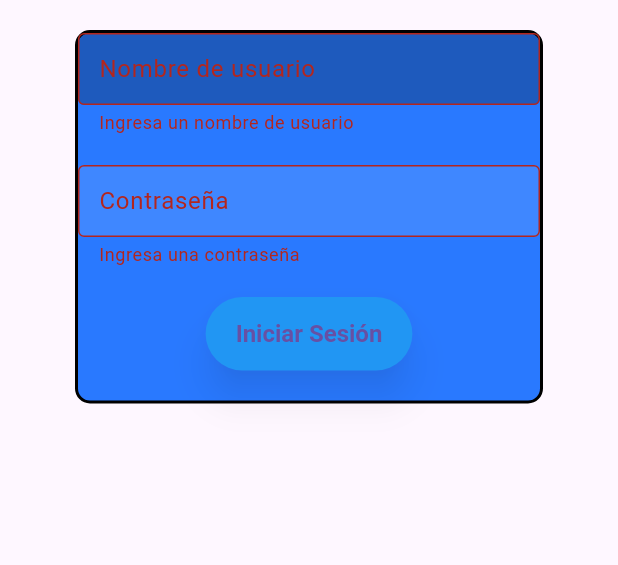
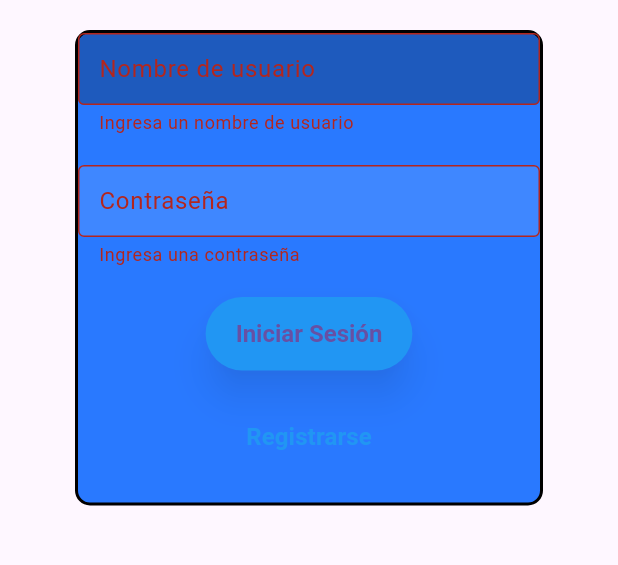
Before and after one commit to Fabian32f/biciqrapp, a Flutter app: the screen it shows after launch, after a tap on "Iniciar Sesión", on a phone screen of 412 x 824 dp, the part 384-949 px from its top. Run offline on Flutter 3.47's test engine with Material 3 defaults, Android fonts, the phone set to English and light mode, and no system bars; our stand-ins replace firebase_core, form_validator; accounts and stored records are empty.

Commit message:
agregar el texto registrar debajo del boton iniciar sesion, para que redireccione a la pagina de registro, y se hicieron cambios en el main para agregar las rutas de los archivos

```diff
--- a/lib/main.dart
+++ b/lib/main.dart
@@ -5,6 +5,7 @@ import 'package:flutter/material.dart';
 //import 'firebase_options.dart';
 
 import 'package:biciqrapp/screens/login_screen.dart';
+import 'package:biciqrapp/screens/register_screen.dart';
 
   //para la conexion a firebase
   //WidgetsFlutterBinding.ensureInitialized();
@@ -12,16 +13,14 @@ import 'package:biciqrapp/screens/login_screen.dart';
    // options: DefaultFirebaseOptions.currentPlatform,
   //);
 
-  void main() {
-    runApp(MyApp());
-  }
-
-  class MyApp extends StatelessWidget {
-  @override
-  Widget build(BuildContext context) {
-  return MaterialApp(
-  title: 'Tu App',
-  home: LoginScreen(), // Navega a la pantalla de inicio de sesión
-  );
-  }
-  }
+void main() {
+  runApp(MaterialApp(
+    title: 'BiciQrApp',
+    initialRoute: '/',
+    routes: {
+      '/': (context) => LoginScreen(),
+      //'/home': (context) => HomeScreen(), // Asegúrate de tener definida esta pantalla
+      '/register': (context) => RegisterScreen(), // La pantalla de registro
+    },
+  ));
+}
--- a/lib/screens/login_screen.dart
+++ b/lib/screens/login_screen.dart
@@ -113,6 +113,25 @@ class _LoginScreenState extends State<LoginScreen> {
                             child: Text('Iniciar Sesión'),
                           ),
                           SizedBox(height: 20),
+
+
+                          //Este texto sirve como boton para enviar a la pagina de registro
+                          TextButton(
+                            onPressed: () {
+                               Navigator.pushNamed(context, '/register');
+                            },
+
+                            child: Text(
+                              'Registrarse',
+                              style: TextStyle(
+                                color: Colors.blue,
+                                fontSize: 16.0,
+                                fontWeight: FontWeight.bold,
+                              ),
+                            ),
+                          ),
+                          SizedBox(height: 20),
+
                         ],
                       ),
                     ),
--- /dev/null
+++ b/lib/screens/register_screen.dart
@@ -0,0 +1,15 @@
+import 'package:flutter/material.dart';
+
+class RegisterScreen extends StatelessWidget {
+  @override
+  Widget build(BuildContext context) {
+    return Scaffold(
+      appBar: AppBar(
+        title: Text('Registro'),
+      ),
+      body: Center(
+        child: Text('Pantalla de registro'),
+      ),
+    );
+  }
+}
```
